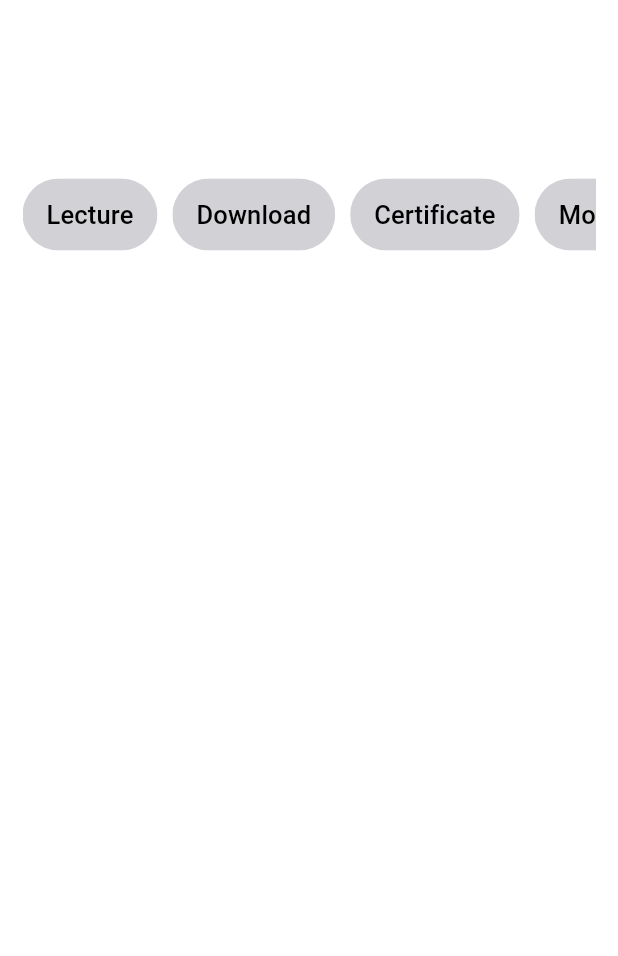
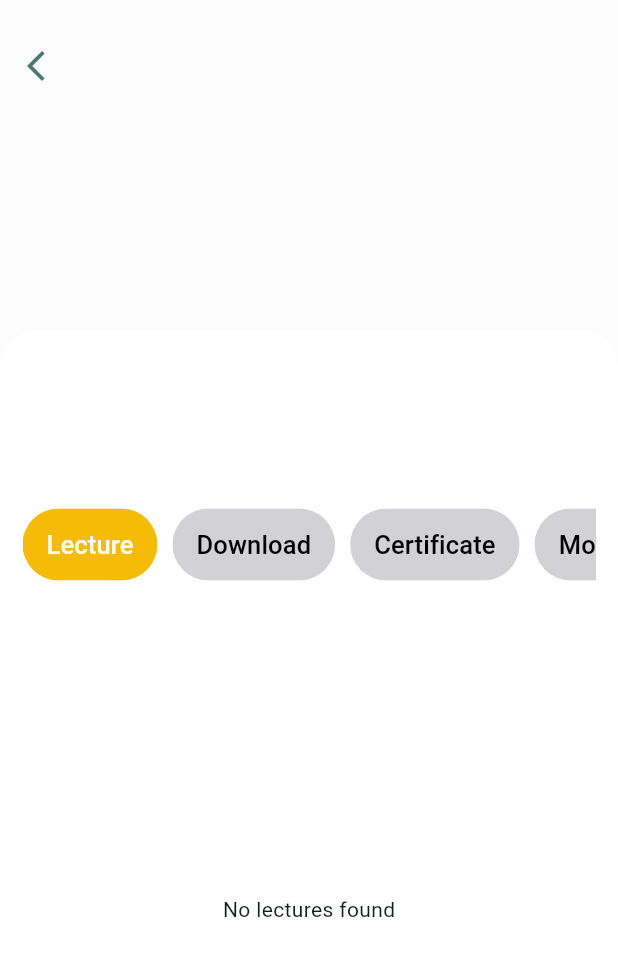
Before and after one commit to mahmoudelgharabawi/edu_vista, a Flutter app: the CourseDetailsPage screen opened directly with empty values, on a phone screen of 412 x 824 dp. Shown: the top 956 px of the screen. Run offline on Flutter 3.47's test engine with Material 3 defaults, Android fonts, the phone set to English and light mode, and no system bars; our stand-ins replace bloc, cloud_firestore, file_picker, firebase_auth, firebase_core, firebase_storage and 4 more; missing offline and left inert: dart:ffi, paymob_payment, video_box; accounts and stored records are empty.

Commit message:
adding changes

```diff
--- a/lib/blocs/course/course_event.dart
+++ b/lib/blocs/course/course_event.dart
@@ -14,8 +14,3 @@ class CourseOptionChosenEvent extends CourseEvent {
 
   CourseOptionChosenEvent(this.courseOptions);
 }
-
-class LectureChosenEvent extends CourseEvent {
-  final Lecture lecture;
-  LectureChosenEvent(this.lecture);
-}
--- a/lib/blocs/course/course_state.dart
+++ b/lib/blocs/course/course_state.dart
@@ -10,11 +10,3 @@ class CourseOptionStateChanges extends CourseState {
 
   CourseOptionStateChanges(this.courseOption);
 }
-
-// for lectures
-class LectureState extends CourseState {}
-
-class LectureChosenState extends LectureState {
-  final Lecture lecture;
-  LectureChosenState(this.lecture);
-}
--- /dev/null
+++ b/lib/blocs/lecture/lecture_bloc.dart
@@ -0,0 +1,22 @@
+import 'dart:async';
+
+import 'package:bloc/bloc.dart';
+import 'package:edu_vista/models/lecture.dart';
+import 'package:meta/meta.dart';
+
+part 'lecture_event.dart';
+part 'lecture_state.dart';
+
+class LectureBloc extends Bloc<LectureEvent, LectureState> {
+  LectureBloc() : super(LectureInitial()) {
+    on<LectureChosenEvent>(_onLectureChosen);
+
+    on<LectureEventInitial>((event, emit) {
+      emit(LectureInitial());
+    });
+  }
+  FutureOr<void> _onLectureChosen(
+      LectureChosenEvent event, Emitter<LectureState> emit) {
+    emit(LectureChosenState(event.lecture));
+  }
+}
--- /dev/null
+++ b/lib/blocs/lecture/lecture_event.dart
@@ -0,0 +1,11 @@
+part of 'lecture_bloc.dart';
+
+@immutable
+sealed class LectureEvent {}
+
+class LectureEventInitial extends LectureEvent {}
+
+class LectureChosenEvent extends LectureEvent {
+  final Lecture lecture;
+  LectureChosenEvent(this.lecture);
+}
--- /dev/null
+++ b/lib/blocs/lecture/lecture_state.dart
@@ -0,0 +1,11 @@
+part of 'lecture_bloc.dart';
+
+@immutable
+sealed class LectureState {}
+
+final class LectureInitial extends LectureState {}
+
+class LectureChosenState extends LectureState {
+  final Lecture lecture;
+  LectureChosenState(this.lecture);
+}
--- a/lib/main.dart
+++ b/lib/main.dart
@@ -1,6 +1,7 @@
 import 'dart:ui';
 
 import 'package:edu_vista/blocs/course/course_bloc.dart';
+import 'package:edu_vista/blocs/lecture/lecture_bloc.dart';
 import 'package:edu_vista/cubit/auth_cubit.dart';
 import 'package:edu_vista/firebase_options.dart';
 import 'package:edu_vista/pages/course_details_page.dart';
@@ -15,6 +16,7 @@ import 'package:edu_vista/utils/color_utilis.dart';
 import 'package:firebase_core/firebase_core.dart';
 import 'package:flutter/material.dart';
 import 'package:flutter_bloc/flutter_bloc.dart';
+import 'package:flutter_dotenv/flutter_dotenv.dart';
 
 void main() async {
   WidgetsFlutterBinding.ensureInitialized();
@@ -26,10 +28,13 @@ void main() async {
   } catch (e) {
     print('Failed to initialize Firebase: $e');
   }
+  await dotenv.load(fileName: ".env");
+
   runApp(MultiBlocProvider(
     providers: [
       BlocProvider(create: (ctx) => AuthCubit()),
       BlocProvider(create: (ctx) => CourseBloc()),
+      BlocProvider(create: (ctx) => LectureBloc()),
     ],
     child: const MyApp(),
   ));
--- a/lib/pages/course_details_page.dart
+++ b/lib/pages/course_details_page.dart
@@ -1,13 +1,14 @@
+import 'package:cloud_firestore/cloud_firestore.dart';
 import 'package:edu_vista/blocs/course/course_bloc.dart';
+import 'package:edu_vista/blocs/lecture/lecture_bloc.dart';
 import 'package:edu_vista/models/course.dart';
-import 'package:edu_vista/utils/app_enums.dart';
 import 'package:edu_vista/utils/color_utilis.dart';
 import 'package:edu_vista/widgets/course_options_widgets.dart';
 import 'package:edu_vista/widgets/lecture_chips.dart';
+import 'package:edu_vista/widgets/video_box.widget.dart';
+import 'package:firebase_auth/firebase_auth.dart';
 import 'package:flutter/material.dart';
-import 'package:flutter/widgets.dart';
 import 'package:flutter_bloc/flutter_bloc.dart';
-import 'package:video_box/video_box.dart';
 
 class CourseDetailsPage extends StatefulWidget {
   static const String id = 'course_details';
@@ -19,12 +20,30 @@ class CourseDetailsPage extends StatefulWidget {
 }
 
 class _CourseDetailsPageState extends State<CourseDetailsPage> {
-  double? height;
-
   @override
   void initState() {
     context.read<CourseBloc>().add(CourseFetchEvent(widget.course));
+    context.read<LectureBloc>().add(LectureEventInitial());
     super.initState();
+  }
+
+  bool applyChanges = false;
+
+  void initAnimation() async {
+    await Future.delayed(const Duration(milliseconds: 500));
+    if (!mounted) return;
+    WidgetsBinding.instance.addPostFrameCallback((timeStamp) {
+      setState(() {
+        applyChanges = true;
+      });
+    });
+  }
+
+  @override
+  void didChangeDependencies() {
+    initAnimation();
+
+    super.didChangeDependencies();
   }
 
   @override
@@ -32,37 +51,44 @@ class _CourseDetailsPageState extends State<CourseDetailsPage> {
     return Scaffold(
         body: Stack(
       children: [
-        BlocBuilder<CourseBloc, CourseState>(builder: (ctx, state) {
-          if (state is! LectureState) return const SizedBox();
+        // video bloc
+        BlocBuilder<LectureBloc, LectureState>(builder: (ctx, state) {
           var stateEx = state is LectureChosenState ? state : null;
-          return SizedBox(
+
+          if (stateEx == null) {
+            return const SizedBox.shrink();
+          }
+
+          return Container(
             height: 250,
-            child: VideoBox(
-              controller: VideoController(
-                  source: VideoPlayerController.networkUrl(
-                      Uri.parse(stateEx!.lecture.lecture_url!))),
+            child: stateEx.lecture.lecture_url == null ||
+                    stateEx.lecture.lecture_url == ''
+                ? const Center(
+                    child: Text(
+                    'Invalid Url',
+                    style: TextStyle(
+                        color: Colors.black,
+                        fontSize: 20,
+                        fontWeight: FontWeight.bold),
+                  ))
+                : VideoBoxWidget(
+                    url: stateEx.lecture.lecture_url ?? '',
                   ),
           );
         }),
         Align(
             alignment: Alignment.bottomCenter,
-          child: BlocBuilder<CourseBloc, CourseState>(
-            buildWhen: (previous, current) => current is LectureState,
-            builder: (context, state) {
-              var applyChanges = (state is LectureChosenState) ? true : false;
-              return AnimatedContainer(
-                decoration: BoxDecoration(
+            child: AnimatedContainer(
+              decoration: const BoxDecoration(
                   color: Colors.white,
-                    borderRadius: applyChanges
-                        ? const BorderRadius.only(
+                  borderRadius: BorderRadius.only(
                       topLeft: Radius.circular(25),
-                            topRight: Radius.circular(25))
-                        : null),
+                      topRight: Radius.circular(25))),
               duration: const Duration(seconds: 3),
               alignment: Alignment.bottomCenter,
-                height: applyChanges
-                    ? MediaQuery.sizeOf(context).height - 220
-                    : null,
+              // height: MediaQuery.sizeOf(context).height - 220,
+              height:
+                  applyChanges ? MediaQuery.sizeOf(context).height - 220 : null,
               curve: Curves.easeInOut,
               child: SafeArea(
                 child: Padding(
@@ -82,65 +108,94 @@ class _CourseDetailsPageState extends State<CourseDetailsPage> {
                         height: 5,
                       ),
                       Text(
-                          widget.course.instructor?.name ??
-                              'No Instructor Name',
+                        widget.course.instructor?.name ?? 'No Instructor Name',
                         style: const TextStyle(
                             fontWeight: FontWeight.w400, fontSize: 17),
                       ),
                       const SizedBox(
                         height: 10,
                       ),
-                        Expanded(
-                          child: BlocBuilder<CourseBloc, CourseState>(
-                              buildWhen: (previous, current) => false,
-                              builder: (ctx, state) {
-                                print('>>>>>>>>build ${state}');
+                      _BodyWidget()
+                    ],
+                  ),
+                ),
+              ),
+            )),
+        Positioned(
+          top: 20,
+          child: IconButton(
+            onPressed: () {
+              Navigator.pop(context);
+            },
+            icon: const Icon(
+              Icons.arrow_back_ios_new,
+              color: ColorUtility.main,
+            ),
+          ),
+        ),
+      ],
+    ));
+  }
+}
+
+class _BodyWidget extends StatefulWidget {
+  const _BodyWidget({super.key});
+
+  @override
+  State<_BodyWidget> createState() => __BodyWidgetState();
+}
+
+class __BodyWidgetState extends State<_BodyWidget> {
+  @override
+  Widget build(BuildContext context) {
+    return Expanded(
+      child: BlocBuilder<CourseBloc, CourseState>(builder: (ctx, state) {
         return Column(
           children: [
             LectureChipsWidget(
-                                      selectedOption:
-                                          (state is CourseOptionStateChanges)
+              selectedOption: (state is CourseOptionStateChanges)
                   ? state.courseOption
                   : null,
               onChanged: (courseOption) {
-                                        context.read<CourseBloc>().add(
-                                            CourseOptionChosenEvent(
-                                                courseOption));
+                context
+                    .read<CourseBloc>()
+                    .add(CourseOptionChosenEvent(courseOption));
               },
             ),
             const SizedBox(
               height: 10,
             ),
             Expanded(
-                                        child: (state
-                                                is CourseOptionStateChanges)
+                child: (state is CourseOptionStateChanges)
                     ? CourseOptionsWidgets(
-                                                course: context
-                                                    .read<CourseBloc>()
-                                                    .course!,
-                                                courseOption:
-                                                    state.courseOption,
-                                                onLectureChosen: (lecture) {
+                        course: context.read<CourseBloc>().course!,
+                        courseOption: state.courseOption,
+                        onLectureChosen: (lecture) async {
+                          try {
+                            FirebaseFirestore.instance
+                                .collection('course_user_progress')
+                                .doc(FirebaseAuth.instance.currentUser!.uid)
+                                .update({
+                              context.read<CourseBloc>().course!.id!:
+                                  FieldValue.increment(1)
+                            });
+                          } catch (e) {
+                            FirebaseFirestore.instance
+                                .collection('course_user_progress')
+                                .doc(FirebaseAuth.instance.currentUser!.uid)
+                                .set({
+                              context.read<CourseBloc>().course!.id!: 1
+                            });
+                          }
                           context
-                                                      .read<CourseBloc>()
-                                                      .add(LectureChosenEvent(
-                                                          lecture));
+                              .read<LectureBloc>()
+                              .add(LectureChosenEvent(lecture));
                         },
                       )
                     : const SizedBox.shrink())
           ],
         );
       }),
-                        ),
-                      ],
-                    ),
-                  ),
-                ),
     );
-            },
-          ),
-        )
-      ],
-    ));
   }
 }
--- a/lib/widgets/course_options_widgets.dart
+++ b/lib/widgets/course_options_widgets.dart
@@ -1,8 +1,11 @@
 import 'package:cloud_firestore/cloud_firestore.dart';
+import 'package:edu_vista/blocs/course/course_bloc.dart';
 import 'package:edu_vista/models/course.dart';
 import 'package:edu_vista/models/lecture.dart';
 import 'package:edu_vista/utils/app_enums.dart';
+import 'package:edu_vista/utils/color_utilis.dart';
 import 'package:flutter/material.dart';
+import 'package:flutter_bloc/flutter_bloc.dart';
 
 class CourseOptionsWidgets extends StatefulWidget {
   final CourseOptions courseOption;
@@ -19,63 +22,80 @@ class CourseOptionsWidgets extends StatefulWidget {
 }
 
 class _CourseOptionsWidgetsState extends State<CourseOptionsWidgets> {
+  late Future<QuerySnapshot<Map<String, dynamic>>> futureCall;
+
+  @override
+  void initState() {
+    init();
+    super.initState();
+  }
+
+  List<Lecture>? lectures;
+  bool isLoading = false;
+  void init() async {
+    setState(() {
+      isLoading = true;
+    });
+    await Future.delayed(const Duration(milliseconds: 1200), () async {});
+    if (!mounted) return;
+    lectures = await context.read<CourseBloc>().getLectures();
+    WidgetsBinding.instance.addPostFrameCallback((timeStamp) {
+      setState(() {
+        isLoading = false;
+      });
+    });
+  }
+
+  Lecture? selectedLecture;
+
   @override
   Widget build(BuildContext context) {
     switch (widget.courseOption) {
       case CourseOptions.Lecture:
-        return FutureBuilder(
-            future: FirebaseFirestore.instance
-                .collection('courses')
-                .doc(widget.course.id)
-                .collection('lectures')
-                .get(),
-            builder: (ctx, snapshot) {
-              print('course Id ${widget.course.id}');
-              if (snapshot.connectionState == ConnectionState.waiting) {
+        if (isLoading) {
           return const Center(
             child: CircularProgressIndicator(),
           );
         }
-
-              if (snapshot.hasError) {
+        if (lectures == null || (lectures!.isEmpty)) {
           return const Center(
-                  child: Text('Error occurred'),
+            child: Text('No lectures found'),
           );
-              }
-
-              if (!snapshot.hasData || (snapshot.data?.docs.isEmpty ?? false)) {
-                return const Center(
-                  child: Text('No Lectures found'),
-                );
-              }
-
-              var lectures = List<Lecture>.from(snapshot.data?.docs
-                      .map((e) => Lecture.fromJson({'id': e.id, ...e.data()}))
-                      .toList() ??
-                  []);
-
+        } else {
           return GridView.count(
             mainAxisSpacing: 15,
             crossAxisSpacing: 15,
             shrinkWrap: true,
             crossAxisCount: 2,
-                children: List.generate(lectures.length, (index) {
+            children: List.generate(lectures!.length, (index) {
               return InkWell(
-                    onTap: () => widget.onLectureChosen(lectures[index]),
+                onTap: () {
+                  widget.onLectureChosen(lectures![index]);
+                  selectedLecture = lectures![index];
+                  setState(() {});
+                },
                 child: Container(
                   padding: const EdgeInsets.all(10),
                   decoration: BoxDecoration(
-                        color: const Color(0xffE0E0E0),
+                    color: selectedLecture?.id == lectures![index].id
+                        ? ColorUtility.deepYellow
+                        : const Color(0xffE0E0E0),
                     borderRadius: BorderRadius.circular(40),
                   ),
                   child: Center(
-                        child: Text(lectures[index].title ?? 'No Name'),
+                    child: Text(
+                      lectures![index].title ?? 'No Name',
+                      style: TextStyle(
+                          color: selectedLecture?.id == lectures![index].id
+                              ? Colors.white
+                              : Colors.black),
+                    ),
                   ),
                 ),
               );
             }),
           );
-            });
+        }
 
       case CourseOptions.Download:
         return const SizedBox.shrink();
```
Also changed, not shown: lib/blocs/course/course_bloc.dart (+24 -7 lines), lib/pages/home_page.dart (+54 -0 lines), lib/widgets/categories_widget.dart (+7 -1 lines), lib/widgets/video_box.widget.dart (added, +45 -0 lines), pubspec.yaml (+9 -0 lines), pubspec.lock, 6 other files. Lines whose indentation alone changed are shown as unchanged.
